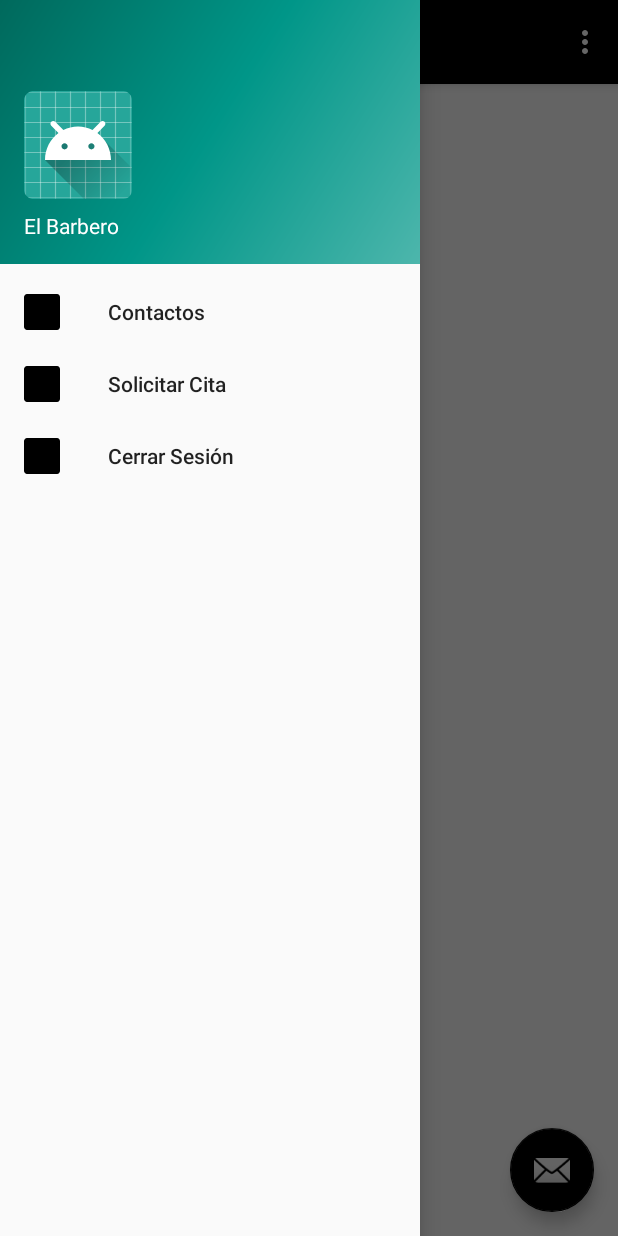
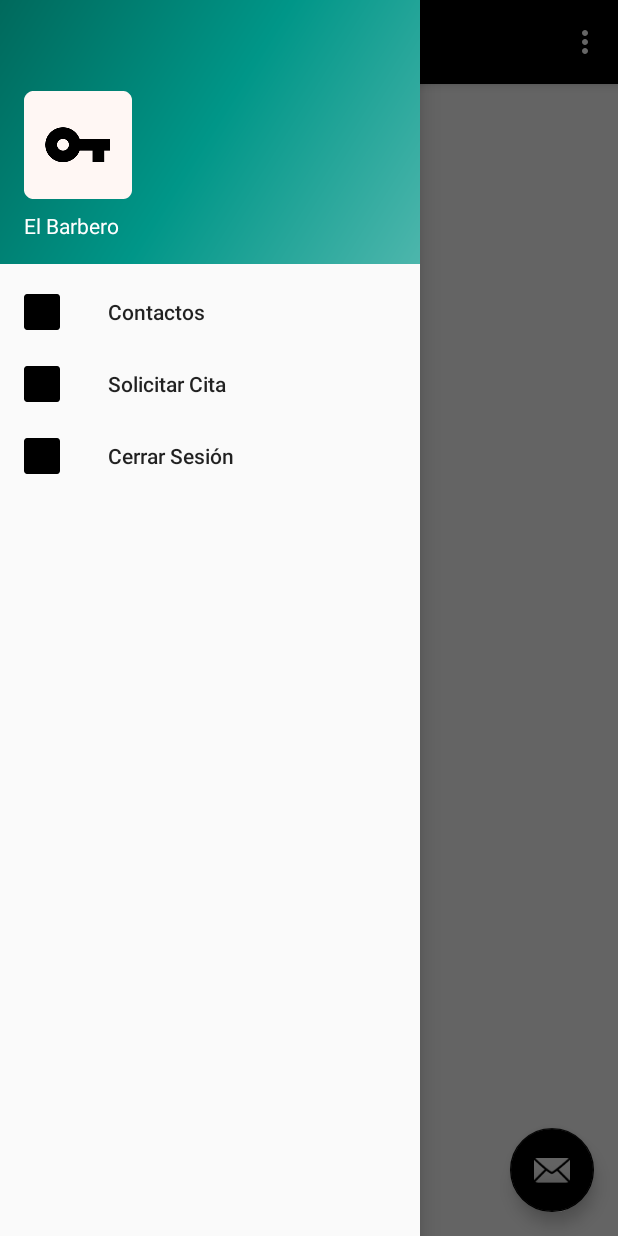
Before and after one commit to luialpi/elBarbero, an Android app: the MainMenuActivity screen opened directly, with no data from a screen before it, with the side drawer open, on a phone screen of 412 x 824 dp. Run offline under Robolectric (Android 15) with nearby library versions, the light colour scheme and no system bars.

Commit message:
Iconos y la pantalla de menu

```diff
--- a/app/src/main/res/layout/nav_header_main_menu.xml
+++ b/app/src/main/res/layout/nav_header_main_menu.xml
@@ -18,7 +18,7 @@
         android:layout_height="wrap_content"
         android:contentDescription="@string/nav_header_desc"
         android:paddingTop="@dimen/nav_header_vertical_spacing"
-        app:srcCompat="@mipmap/ic_launcher_round" />
+        app:srcCompat="@mipmap/logo_barbero_round" />
 
     <TextView
         android:layout_width="match_parent"
```
